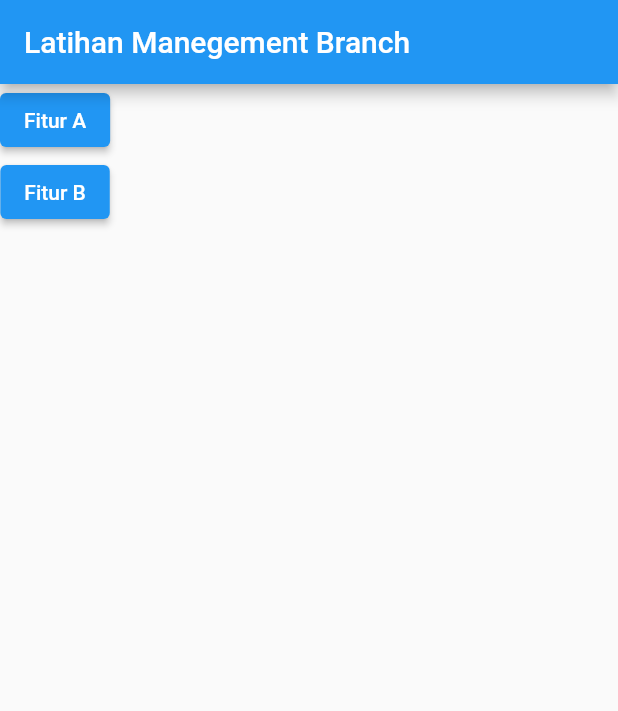
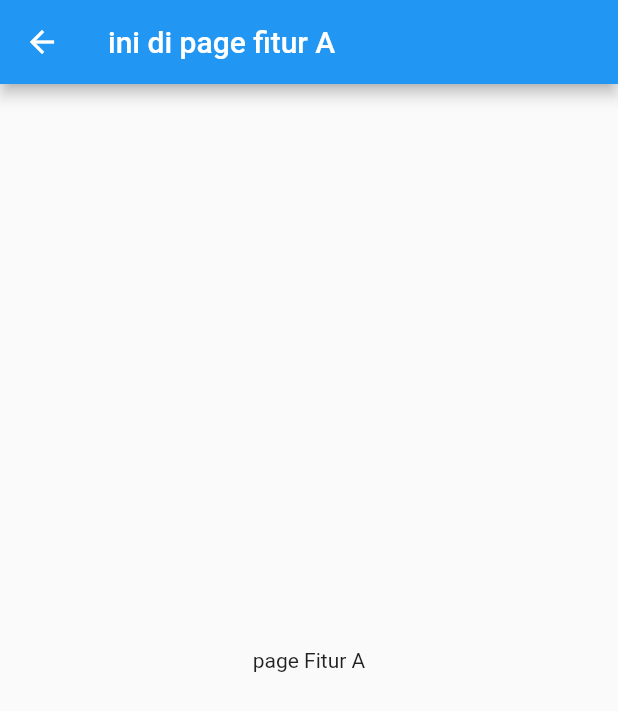
Before and after one commit to hendriari/flutter_hendriari, a Flutter app: the screen it shows after launch, after a tap on "Fitur A", on a phone screen of 412 x 824 dp. Shown: the top 711 px of the screen. Run offline on Flutter 3.47's test engine with Material 2 defaults, Android fonts, the phone set to English and light mode, and no system bars.

Commit message:
membuat button fitur a page

```diff
--- /dev/null
+++ b/lib/fitur_a.dart
@@ -0,0 +1,17 @@
+import 'package:flutter/material.dart';
+
+class FiturA extends StatelessWidget {
+  const FiturA({Key? key}) : super(key: key);
+
+  @override
+  Widget build(BuildContext context) {
+    return Scaffold(
+      appBar: AppBar(
+        title: const Text('ini di page fitur A'),
+      ),
+      body: const Center(
+        child: Text('page Fitur A'),
+      ),
+    );
+  }
+}
--- a/lib/main_page.dart
+++ b/lib/main_page.dart
@@ -1,4 +1,5 @@
 import 'package:flutter/material.dart';
+import 'package:tugas_git_hendri/fitur_a.dart';
 
 class MainPage extends StatelessWidget {
   const MainPage({Key? key}) : super(key: key);
@@ -10,15 +11,22 @@ class MainPage extends StatelessWidget {
         title: const Text('Latihan Manegement Branch'),
       ),
       body: Column(
-        crossAxisAlignment: CrossAxisAlignment.center,
+        mainAxisAlignment: MainAxisAlignment.center,
         children: [
-          ElevatedButton(
-            onPressed: () {},
-            child: const Text('Fitur A'),
+          Center(
+            child: ElevatedButton(
+              onPressed: () {
+                Navigator.push(
+                    context, MaterialPageRoute(builder: (context) => FiturA()));
+              },
+              child: const Text('Fitur A'),
+            ),
           ),
-          ElevatedButton(
-            onPressed: () {},
-            child: const Text('Fitur B'),
+          Center(
+            child: ElevatedButton(
+              onPressed: () {},
+              child: const Text('Fitur B'),
+            ),
           ),
         ],
       ),
```
